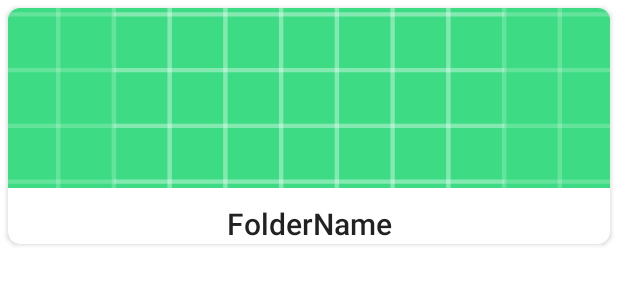
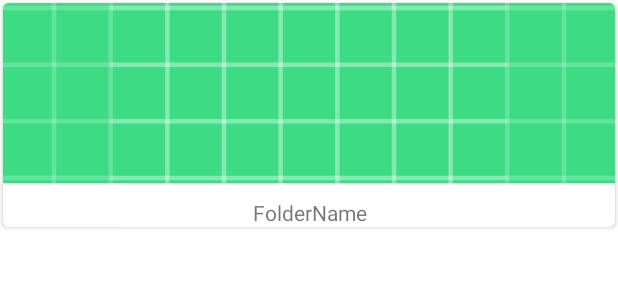
Before and after one commit to subhambikashbehera/CompleteGalleryApp-1hour_Challenge, an Android app: the layout folder_item.xml on its own in the app's theme, with its tools: preview values and no code run, on a phone screen of 412 x 824 dp. Shown: the top 300 px of the screen. Run offline under Robolectric (Android 15) with nearby library versions, the phone set to English and light mode, and no system bars.

```diff
--- a/app/src/main/res/layout/folder_item.xml
+++ b/app/src/main/res/layout/folder_item.xml
@@ -3,8 +3,8 @@
     android:layout_width="match_parent"
     android:layout_height="wrap_content"
     xmlns:app="http://schemas.android.com/apk/res-auto"
-    android:layout_margin="5dp"
-    app:cardCornerRadius="8dp"
+    android:layout_margin="2dp"
+    app:cardCornerRadius="4dp"
     android:elevation="8dp"
     >
     <RelativeLayout
@@ -18,7 +18,7 @@
             android:scaleType="centerCrop"
             android:src="@drawable/ic_launcher_background" />
         <TextView
-            style="@style/TextAppearance.AppCompat.Title"
+            android:singleLine="true"
             android:textAlignment="center"
             android:text="FolderName"
             android:layout_marginTop="10dp"
```
Also changed, not shown: app/src/main/java/com/smartgen/simplegallery/MainActivity.kt (+9 -3 lines).
